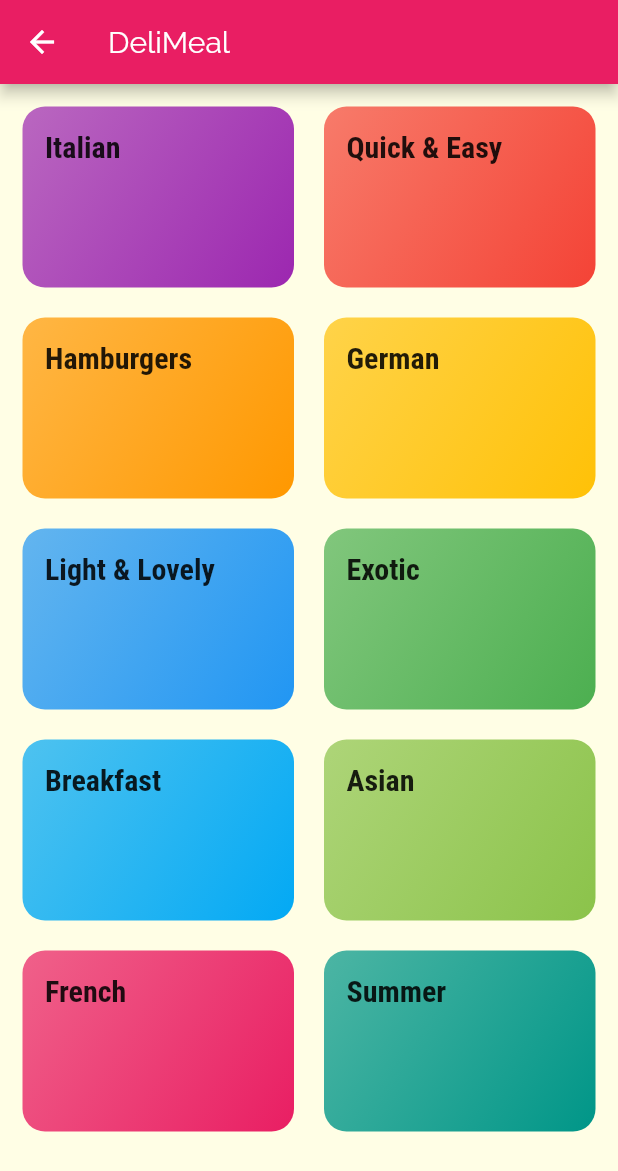
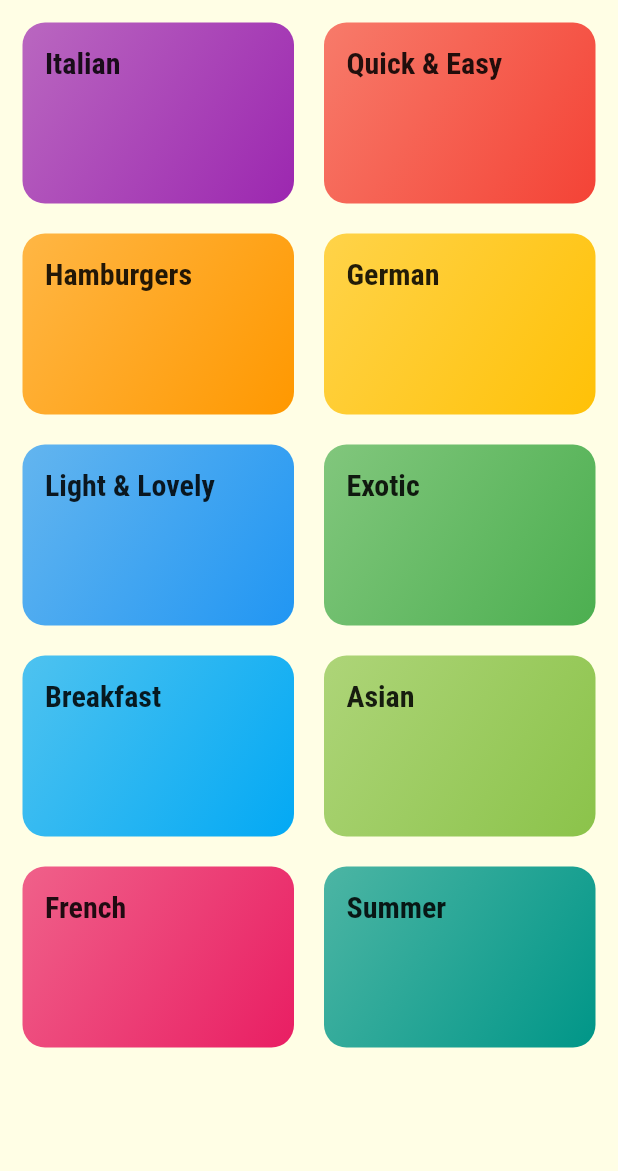
Before and after one commit to sahil1sk/Meals-App, a Flutter app: the CategoriesScreen widget shown alone on an empty page, opened directly, on a phone screen of 412 x 824 dp. Shown: the top 1171 px of the screen. Run offline on Flutter 3.47's test engine with Material 2 defaults, Android fonts, the phone set to English and light mode, and no system bars.

Commit message:
Adding TabBar at AppBar

```diff
--- a/lib/main.dart
+++ b/lib/main.dart
@@ -1,5 +1,6 @@
 import 'package:flutter/material.dart';
 
+import './screens/tabs_screen.dart';
 import './screens/categories_screen.dart';
 import './screens/category_meals_screen.dart';
 import './screens/meal_detail_screen.dart';
@@ -33,7 +34,7 @@ class MyApp extends StatelessWidget {
       //home: CategoriesScreen(),
       initialRoute: '/', // adding the initial route you can also add other like /abc
       routes: { // setting the routes // we use this approach so that it's clear how many routes there are
-        '/': (ctx) => CategoriesScreen(), // flutter always go to / this route first but you can also add initial route
+        '/': (ctx) => TabsScreen(), // flutter always go to / this route first but you can also add initial route
         CategoryMealsScreen.routeName: (ctx) => CategoryMealsScreen(),
         MealDetailScreen.routeName: (ctx) => MealDetailScreen(),
       },
--- a/lib/screens/categories_screen.dart
+++ b/lib/screens/categories_screen.dart
@@ -6,11 +6,7 @@ import '../widgets/category_item.dart';
 class CategoriesScreen extends StatelessWidget {
   @override
   Widget build(BuildContext context) {
-    return Scaffold(
-      appBar: AppBar(
-        title: const Text('DeliMeal'),
-      ),
-      body: GridView(
+    return GridView(
       padding: const EdgeInsets.all(15),
       children: DUMMY_CATEGORIES
         .map((catData) => CategoryItem(
@@ -26,7 +22,6 @@ class CategoriesScreen extends StatelessWidget {
         crossAxisSpacing: 20,  // generating the spacing
         mainAxisSpacing: 20,   // for spacing
       ),
-      )
     );
   }
 }
```
Also changed, not shown: lib/screens/favorites_screen.dart (added, +10 -0 lines), lib/screens/tabs_screen.dart (added, +42 -0 lines). Lines whose indentation alone changed are shown as unchanged.
